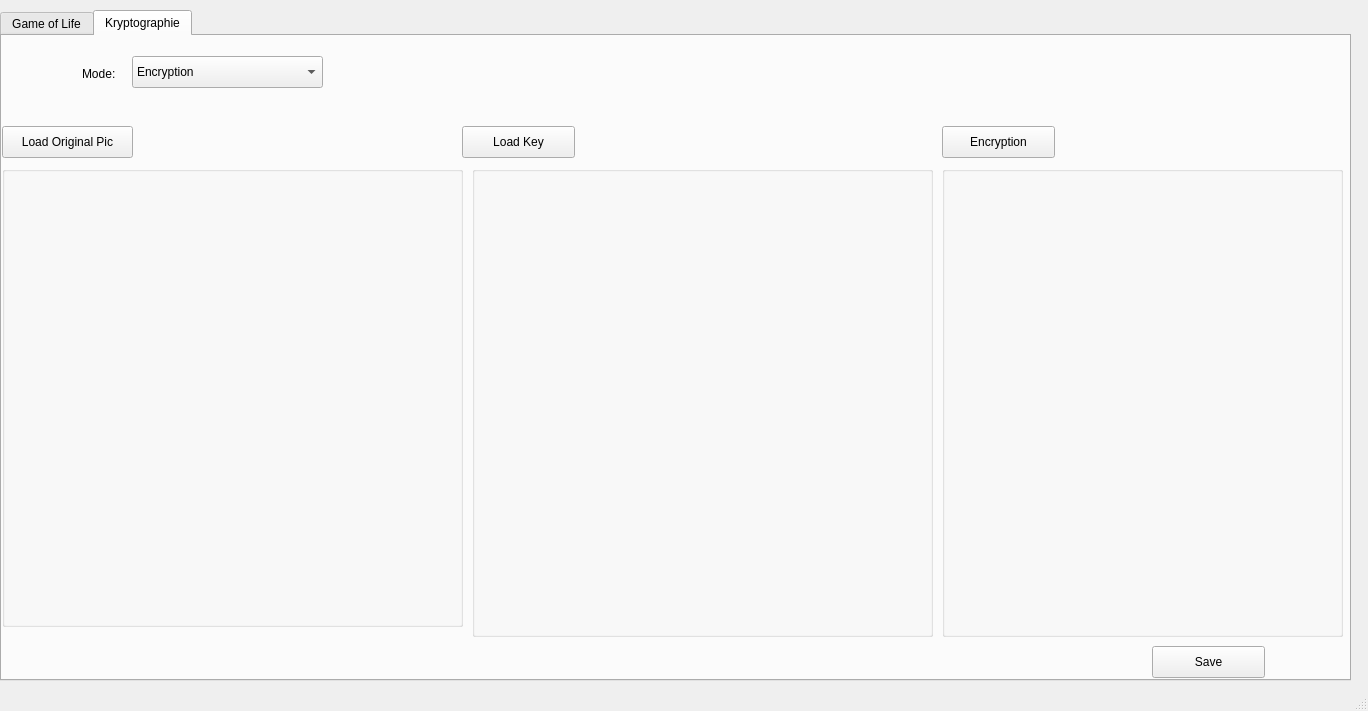
This is Milestones/Milestone1/gui/mainwindow.ui in jmpargana/PRG-Praktikum as Qt 5 draws it before an edit. The edited form follows.
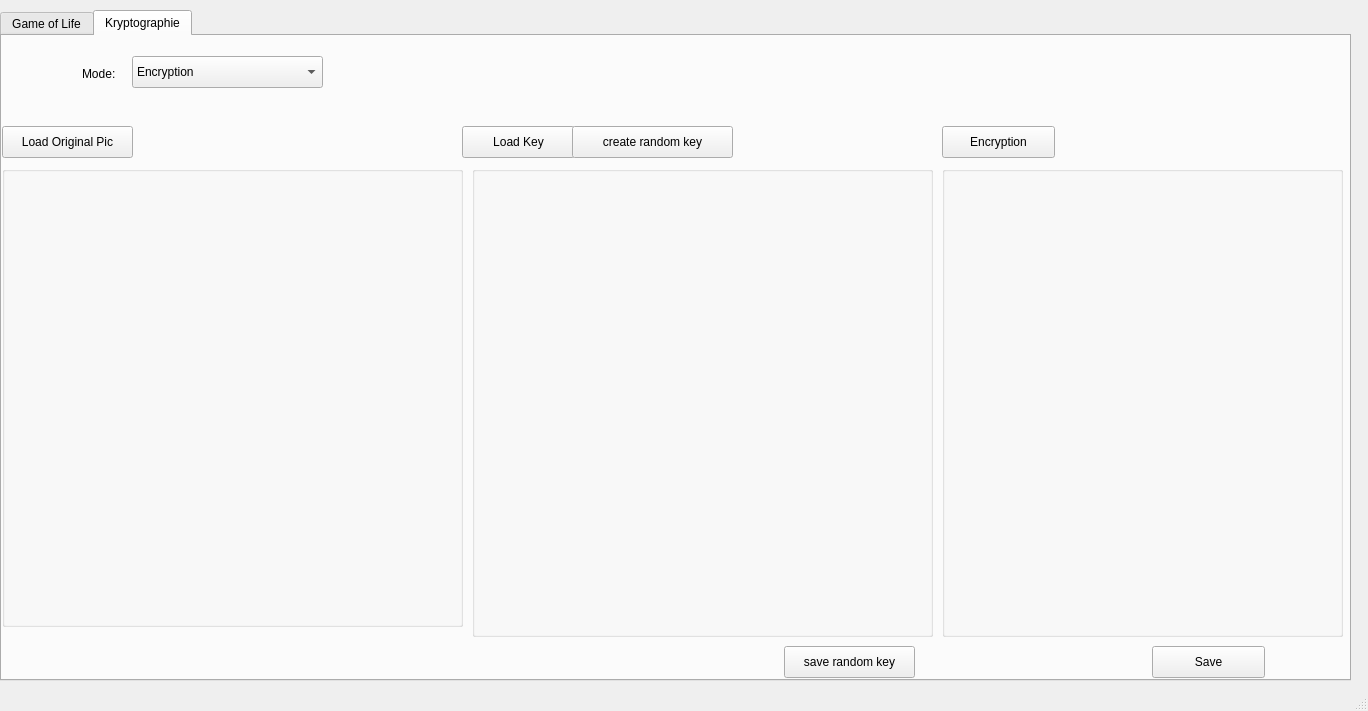
This is the edited form. The open tabs and pages were chosen to show the change.

Commit message: Kryptographie generate ramdon key picture button

What changed in the file:
```diff
--- a/Milestones/Milestone1/gui/mainwindow.ui
+++ b/Milestones/Milestone1/gui/mainwindow.ui
@@ -323,6 +323,32 @@
          <string/>
         </property>
        </widget>
+       <widget class="QPushButton" name="enc_buttonCreateRandomKey">
+        <property name="geometry">
+         <rect>
+          <x>570</x>
+          <y>10</y>
+          <width>161</width>
+          <height>32</height>
+         </rect>
+        </property>
+        <property name="text">
+         <string>create random key</string>
+        </property>
+       </widget>
+       <widget class="QPushButton" name="enc_buttonSaveRandomKey">
+        <property name="geometry">
+         <rect>
+          <x>782</x>
+          <y>530</y>
+          <width>131</width>
+          <height>32</height>
+         </rect>
+        </property>
+        <property name="text">
+         <string>save random key</string>
+        </property>
+       </widget>
       </widget>
       <widget class="QWidget" name="pageDecrypt">
        <widget class="QPushButton" name="dec_buttonLoadEncryptedPic">
```
Left out of the diff: 2 changed lines with no effect on the pictures. The commit also changes 4 other files.
